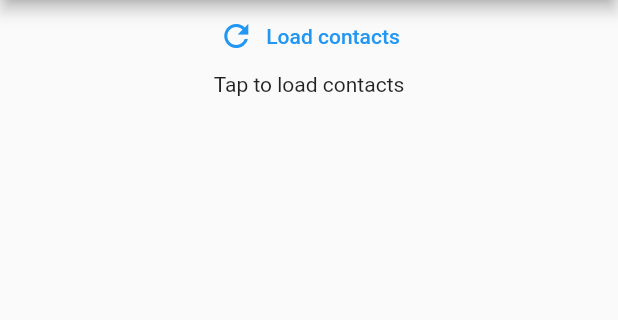
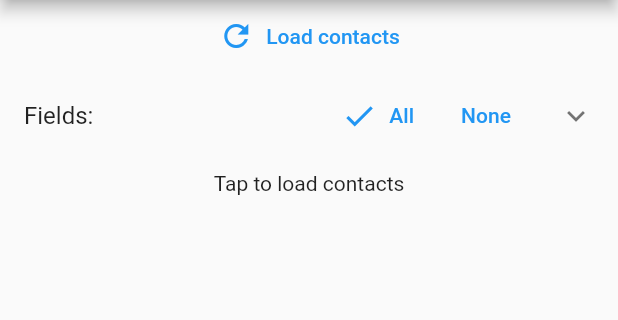
Before and after one commit to s0nerik/fast_contacts, a Flutter app: the screen it shows after launch, on a phone screen of 412 x 824 dp, the part 84-404 px from its top. Run offline on Flutter 3.47's test engine with Material 2 defaults, Android fonts, the phone set to English and light mode, and no system bars; our stand-ins replace permission_handler.

Commit message:
example: ability to specify getAllContacts() fields

```diff
--- a/example/lib/main.dart
+++ b/example/lib/main.dart
@@ -22,6 +22,8 @@ class _MyAppState extends State<MyApp> {
 
   bool _isLoading = false;
 
+  List<ContactField> _fields = ContactField.values.toList();
+
   final _ctrl = ScrollController();
 
   Future<void> loadContacts() async {
@@ -30,7 +32,7 @@ class _MyAppState extends State<MyApp> {
       _isLoading = true;
       if (mounted) setState(() {});
       final sw = Stopwatch()..start();
-      _contacts = await FastContacts.getAllContacts();
+      _contacts = await FastContacts.getAllContacts(fields: _fields);
       sw.stop();
       _text =
           'Contacts: ${_contacts.length}\nTook: ${sw.elapsedMilliseconds}ms';
@@ -79,7 +81,66 @@ class _MyAppState extends State<MyApp> {
                 ],
               ),
             ),
+            ExpansionTile(
+              title: Row(
+                children: [
+                  Text('Fields:'),
+                  const SizedBox(width: 8),
+                  const Spacer(),
+                  TextButton(
+                    child: Row(
+                      children: [
+                        if (_fields.length == ContactField.values.length) ...[
+                          Icon(Icons.check),
+                          const SizedBox(width: 8),
+                        ],
+                        Text('All'),
+                      ],
+                    ),
+                    onPressed: () => setState(() {
+                      _fields = ContactField.values.toList();
+                    }),
+                  ),
+                  const SizedBox(width: 8),
+                  TextButton(
+                    child: Row(
+                      children: [
+                        if (_fields.length == 0) ...[
+                          Icon(Icons.check),
+                          const SizedBox(width: 8),
+                        ],
+                        Text('None'),
+                      ],
+                    ),
+                    onPressed: () => setState(() {
+                      _fields.clear();
+                    }),
+                  ),
+                ],
+              ),
+              children: [
+                Wrap(
+                  spacing: 4,
+                  children: [
+                    for (final field in ContactField.values)
+                      ChoiceChip(
+                        label: Text(field.name),
+                        selected: _fields.contains(field),
+                        onSelected: (selected) => setState(() {
+                          if (selected) {
+                            _fields.add(field);
+                          } else {
+                            _fields.remove(field);
+                          }
+                        }),
+                      ),
+                  ],
+                ),
+              ],
+            ),
+            const SizedBox(height: 8),
             Text(_text ?? 'Tap to load contacts', textAlign: TextAlign.center),
+            const SizedBox(height: 8),
             Expanded(
               child: Scrollbar(
                 controller: _ctrl,
--- a/example/pubspec.yaml
+++ b/example/pubspec.yaml
@@ -3,7 +3,7 @@ description: Demonstrates how to use the fast_contacts plugin.
 publish_to: 'none'
 
 environment:
-  sdk: ">=2.13.0 <3.0.0"
+  sdk: ">=2.15.0 <3.0.0"
 
 dependencies:
   flutter:
```
